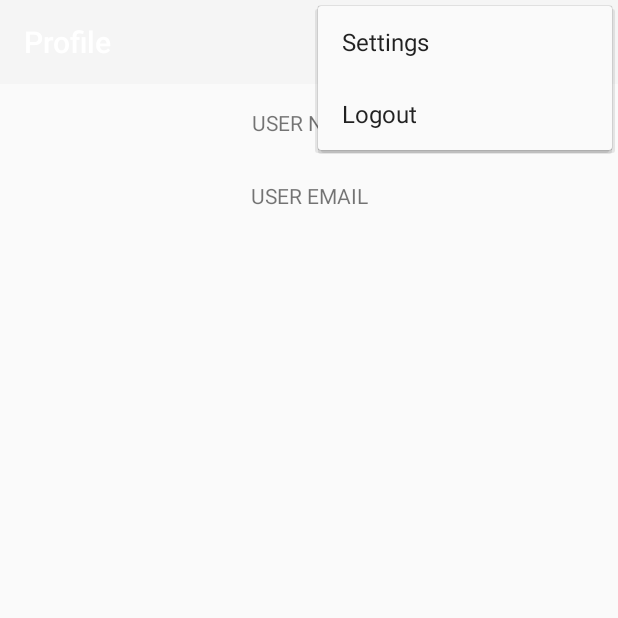
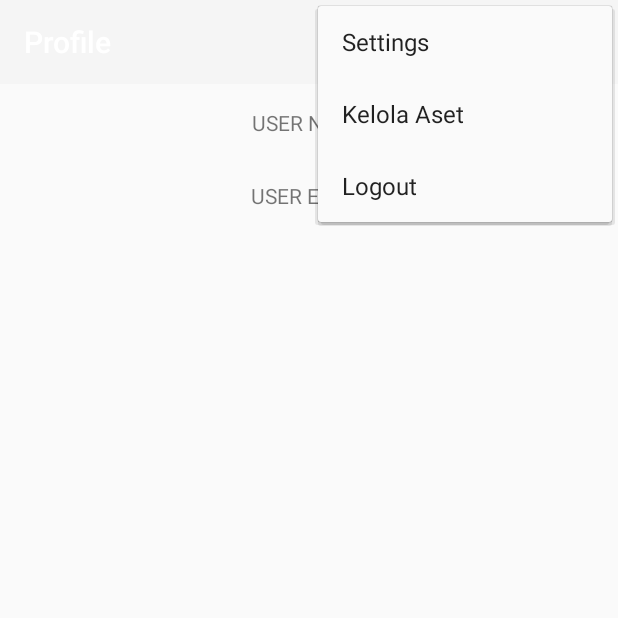
Before and after one commit to NabilZulfalah/ASPAJ, an Android app built with Jetpack Compose: the ProfileActivity screen opened directly, with no data from a screen before it, with the options menu open, on a phone screen of 412 x 824 dp, the top half of it. Run offline under Robolectric (Android 15) with nearby library versions, the phone set to English and light mode, and no system bars; our stand-ins replace Volley; 1 statement that could not run was skipped.

Commit message:
kelola aset

```diff
--- a/app/src/main/AndroidManifest.xml
+++ b/app/src/main/AndroidManifest.xml
@@ -21,6 +21,10 @@
             android:exported="false" />
 
         <activity
+            android:name=".AssetManagementActivity"
+            android:exported="false" />
+
+        <activity
             android:name=".LoginActivity"
             android:exported="false" />
 
--- a/app/src/main/java/com/example/androidphpmysql/ProfileActivity.java
+++ b/app/src/main/java/com/example/androidphpmysql/ProfileActivity.java
@@ -72,6 +72,9 @@ public class ProfileActivity extends AppCompatActivity {
         } else if (id == R.id.menuSettings) {
             Toast.makeText(this, "You clicked settings", Toast.LENGTH_LONG).show();
             return true;
+        } else if (id == R.id.menuKelolaAset) {
+            startActivity(new Intent(this, AssetManagementActivity.class));
+            return true;
         }
 
         return super.onOptionsItemSelected(item);
--- a/app/src/main/res/menu/menu.xml
+++ b/app/src/main/res/menu/menu.xml
@@ -6,6 +6,10 @@
         android:title="Settings" />
 
     <item
+        android:id="@+id/menuKelolaAset"
+        android:title="Kelola Aset" />
+
+    <item
         android:id="@+id/menuLogout"
         android:title="Logout" />
 
```
